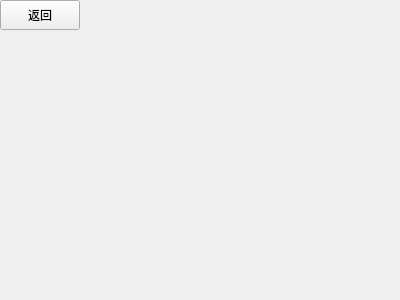
First picture: the form in RailArt/trainsearch.ui, repository sinpkusps/RailArt, before the edit.
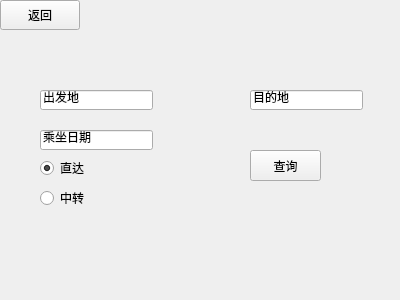
Second picture: the form after the edit.

Commit message: update the module TrainSearch

```diff
--- a/RailArt/trainsearch.ui
+++ b/RailArt/trainsearch.ui
@@ -26,6 +26,87 @@
     <string>返回</string>
    </property>
   </widget>
+  <widget class="QLineEdit" name="departure">
+   <property name="geometry">
+    <rect>
+     <x>40</x>
+     <y>90</y>
+     <width>113</width>
+     <height>20</height>
+    </rect>
+   </property>
+   <property name="text">
+    <string>出发地</string>
+   </property>
+  </widget>
+  <widget class="QLineEdit" name="arrival">
+   <property name="geometry">
+    <rect>
+     <x>250</x>
+     <y>90</y>
+     <width>113</width>
+     <height>20</height>
+    </rect>
+   </property>
+   <property name="text">
+    <string>目的地</string>
+   </property>
+  </widget>
+  <widget class="QRadioButton" name="zhida">
+   <property name="geometry">
+    <rect>
+     <x>40</x>
+     <y>160</y>
+     <width>72</width>
+     <height>16</height>
+    </rect>
+   </property>
+   <property name="text">
+    <string>直达</string>
+   </property>
+   <property name="checked">
+    <bool>true</bool>
+   </property>
+  </widget>
+  <widget class="QRadioButton" name="zhongzhuan">
+   <property name="geometry">
+    <rect>
+     <x>40</x>
+     <y>190</y>
+     <width>72</width>
+     <height>16</height>
+    </rect>
+   </property>
+   <property name="text">
+    <string>中转</string>
+   </property>
+  </widget>
+  <widget class="QPushButton" name="SearchButton">
+   <property name="geometry">
+    <rect>
+     <x>250</x>
+     <y>150</y>
+     <width>71</width>
+     <height>31</height>
+    </rect>
+   </property>
+   <property name="text">
+    <string>查询</string>
+   </property>
+  </widget>
+  <widget class="QLineEdit" name="time">
+   <property name="geometry">
+    <rect>
+     <x>40</x>
+     <y>130</y>
+     <width>113</width>
+     <height>20</height>
+    </rect>
+   </property>
+   <property name="text">
+    <string>乘坐日期</string>
+   </property>
+  </widget>
  </widget>
  <resources/>
  <connections/>
```
The commit also changes 15 other files.
